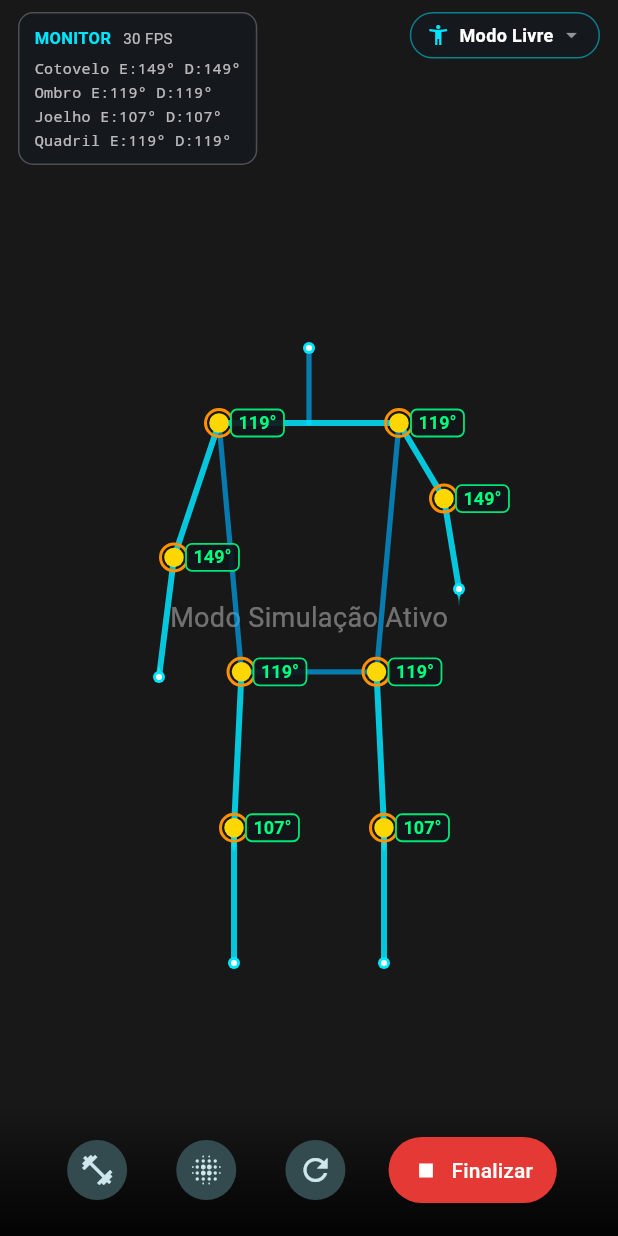
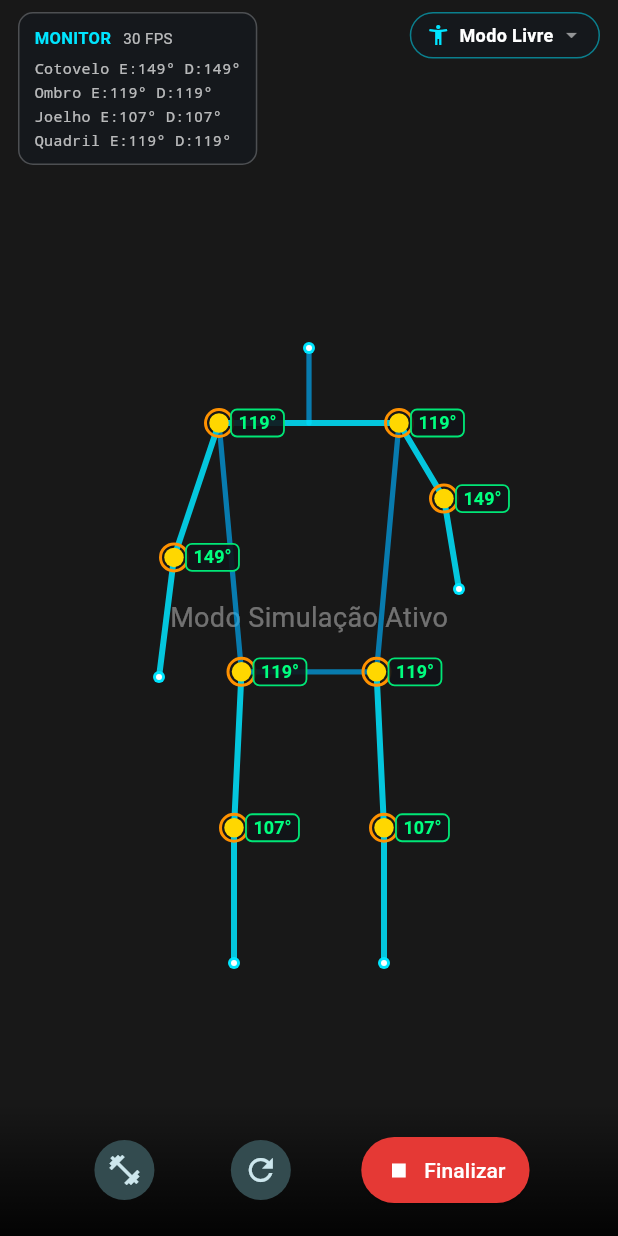
Before and after one commit to luisciaramicoli/teste-movimento, a Flutter app: the screen it shows after launch, after a tap on "Modo Demonstração (Sem Câmera)", on a phone screen of 412 x 824 dp. Run offline on Flutter 3.47's test engine with Material 3 defaults, Android fonts, the phone set to English and light mode, and no system bars; our stand-ins replace camera, fl_chart; missing offline and left inert: google_mlkit_pose_detection.

Commit message:
fix(mobile): remove motion trail effect from hands and clean up UI controls

```diff
--- a/mobile_app/lib/painters/pose_painter.dart
+++ b/mobile_app/lib/painters/pose_painter.dart
@@ -1,12 +1,10 @@
 import 'dart:ui' as ui;
 import 'package:flutter/material.dart';
 import '../models/joint_angle.dart';
-import '../services/motion_trail_service.dart';
 
 class PosePainter extends CustomPainter {
   final Map<String, JointAngleData> anglesData;
   final Map<String, Point2D> landmarks;
-  final MotionTrailService motionTrail;
   final String activeExercise;
   final bool showAngles;
   final bool showSkeleton;
@@ -14,7 +12,6 @@ class PosePainter extends CustomPainter {
   PosePainter({
     required this.anglesData,
     this.landmarks = const {},
-    required this.motionTrail,
     this.activeExercise = 'free',
     this.showAngles = true,
     this.showSkeleton = true,
@@ -22,45 +19,14 @@ class PosePainter extends CustomPainter {
 
   @override
   void paint(Canvas canvas, Size size) {
-    // 1. Desenhar trilhas de cometa (Comet Trail)
-    if (motionTrail.enabled) {
-      _drawMotionTrails(canvas);
-    }
-
-    // 2. Desenhar conexões ósseas do esqueleto
+    // 1. Desenhar conexões ósseas do esqueleto
     if (showSkeleton) {
       _drawSkeleton(canvas);
     }
 
-    // 3. Desenhar círculos e badges de ângulos nas articulações
+    // 2. Desenhar círculos e badges de ângulos nas articulações
     if (showAngles) {
       _drawJointBadges(canvas);
-    }
-  }
-
-  void _drawMotionTrails(Canvas canvas) {
-    for (final entry in motionTrail.trails.entries) {
-      final name = entry.key;
-      final points = entry.value.toList();
-      if (points.length < 2) continue;
-
-      final baseColor = motionTrail.jointColors[name] ?? Colors.cyanAccent;
-
-      for (int i = 1; i < points.length; i++) {
-        final p1 = Offset(points[i - 1].x, points[i - 1].y);
-        final p2 = Offset(points[i].x, points[i].y);
-
-        final alpha = (i / points.length).clamp(0.1, 0.85);
-        final strokeWidth = (4.0 * (i / points.length)).clamp(1.0, 4.0);
-
-        final paint = Paint()
-          ..color = baseColor.withOpacity(alpha)
-          ..strokeWidth = strokeWidth
-          ..strokeCap = StrokeCap.round
-          ..style = PaintingStyle.stroke;
-
-        canvas.drawLine(p1, p2, paint);
-      }
     }
   }
 
--- a/mobile_app/lib/views/camera_screen.dart
+++ b/mobile_app/lib/views/camera_screen.dart
@@ -50,7 +50,7 @@ class _CameraScreenState extends State<CameraScreen> {
     super.initState();
     _poseService = PoseDetectorService();
     _repCounter = RepCounterService(initialExercise: 'free');
-    _motionTrail = MotionTrailService(enabled: true);
+    _motionTrail = MotionTrailService(enabled: false);
     _tracker = JointAngleTracker();
 
     _isSimulationMode = widget.initialSimulationMode;
@@ -114,15 +114,6 @@ class _CameraScreenState extends State<CameraScreen> {
       _tracker.update(extracted.angles, elapsed);
       _repCounter.update(extracted.angles, elapsed);
 
-      // Atualiza trilhas
-      final Map<String, Point2D?> trailPts = {
-        'LEFT_WRIST': extracted.landmarks['LEFT_WRIST'],
-        'RIGHT_WRIST': extracted.landmarks['RIGHT_WRIST'],
-        'LEFT_KNEE': extracted.landmarks['LEFT_KNEE'],
-        'RIGHT_KNEE': extracted.landmarks['RIGHT_KNEE'],
-      };
-      _motionTrail.update(trailPts);
-
       if (mounted) {
         setState(() {
           _currentAngles = extracted.angles;
@@ -175,15 +166,6 @@ class _CameraScreenState extends State<CameraScreen> {
 
           _tracker.update(extracted.angles, elapsed);
           _repCounter.update(extracted.angles, elapsed);
-
-          // Atualização das trilhas de movimento
-          final Map<String, Point2D?> trailPts = {
-            'LEFT_WRIST': extracted.landmarks['LEFT_WRIST'],
-            'RIGHT_WRIST': extracted.landmarks['RIGHT_WRIST'],
-            'LEFT_KNEE': extracted.landmarks['LEFT_KNEE'],
-            'RIGHT_KNEE': extracted.landmarks['RIGHT_KNEE'],
-          };
-          _motionTrail.update(trailPts);
 
           setState(() {
             _currentAngles = extracted.angles;
@@ -448,7 +430,6 @@ class _CameraScreenState extends State<CameraScreen> {
               painter: PosePainter(
                 anglesData: _currentAngles,
                 landmarks: _currentLandmarks,
-                motionTrail: _motionTrail,
                 activeExercise: _repCounter.config.name,
               ),
             ),
@@ -637,17 +618,6 @@ class _CameraScreenState extends State<CameraScreen> {
             onPressed: _openExerciseSelector,
           ),
 
-          // Ligar/Desligar Trilha (Comet Trail)
-          IconButton.filledTonal(
-            icon: Icon(_motionTrail.enabled ? Icons.blur_on : Icons.blur_off),
-            tooltip: 'Trilha de Movimento',
-            onPressed: () {
-              setState(() {
-                _motionTrail.toggle();
-              });
-            },
-          ),
-
           // Resetar
           IconButton.filledTonal(
             icon: const Icon(Icons.refresh),
@@ -656,7 +626,6 @@ class _CameraScreenState extends State<CameraScreen> {
               setState(() {
                 _tracker.resetAll();
                 _repCounter.reset();
-                _motionTrail.clear();
               });
             },
           ),
```
